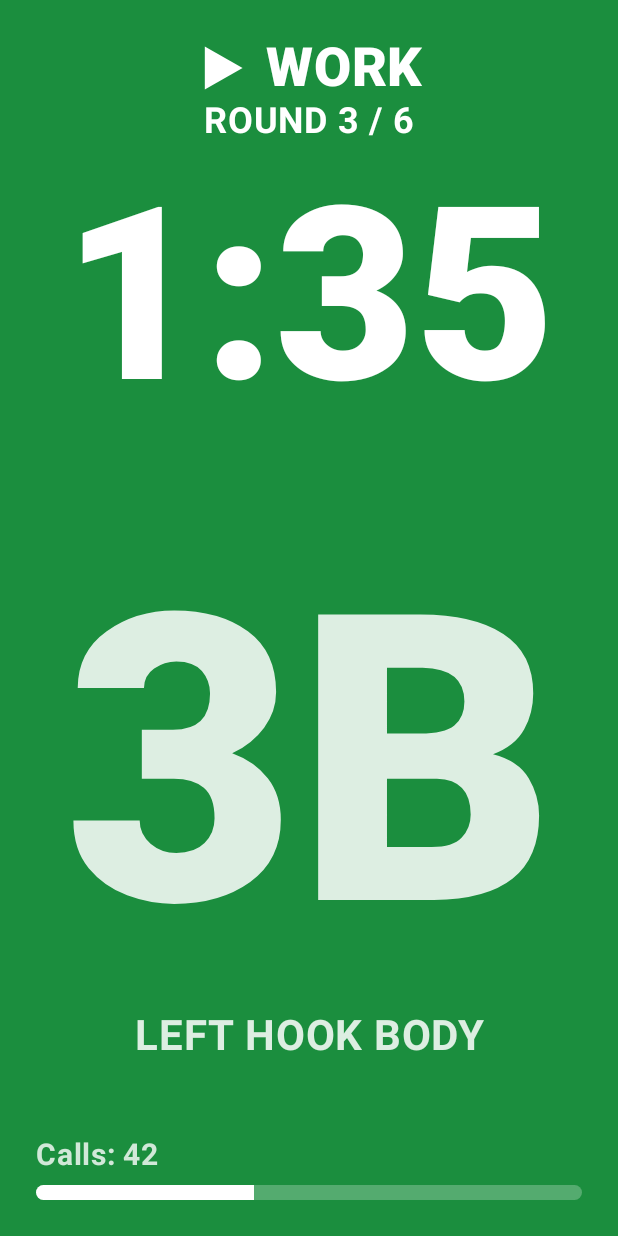
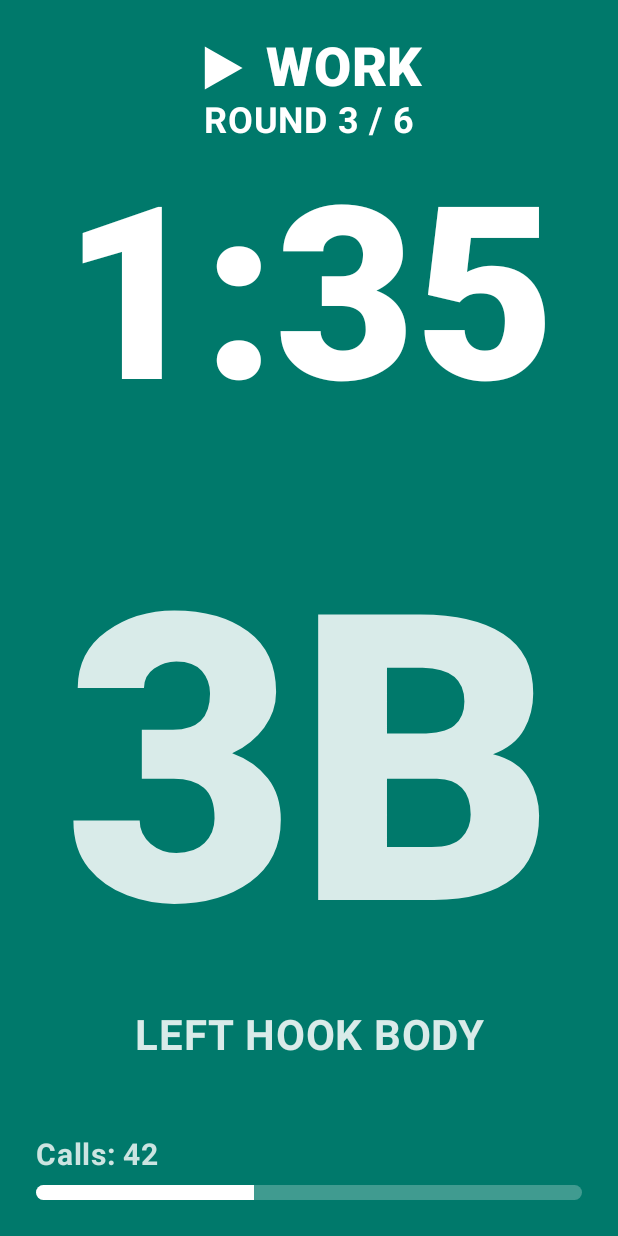
Before and after one commit to nick-orton/sholto, an Android app built with Jetpack Compose: the @Preview function CombinedScreenWorkPreview, on a phone screen of 412 x 824 dp. Run offline under Robolectric (Android 15) with nearby library versions, the phone set to English and light mode, and no system bars.

Commit message:
Make the phase palette safe for red-green colorblindness
Under simulated deuteranopia the work green and rest red were almost the
same (OKLab dE 3.3). A teal-leaning green and a brighter red keep every pair
at dE 10 or more under protan, deutan and tritan simulation, with white text
at 5.3:1 and 5.0:1.

Co-Authored-By: Claude Opus 5.5 <noreply@anthropic.com>

```diff
--- a/app/src/main/java/com/nickorton/sholto/ui/theme/Color.kt
+++ b/app/src/main/java/com/nickorton/sholto/ui/theme/Color.kt
@@ -3,10 +3,12 @@ package com.nickorton.sholto.ui.theme
 import androidx.compose.ui.graphics.Color
 
 // Phase palette from DESIGN.md §5.5. Each phase also has an icon and a label,
-// so color is never the only signal.
-val PhaseGreen = Color(0xFF1B8E3E)
+// so color is never the only signal. The green leans teal and the red is a
+// little brighter so the two stay apart with red-green colorblindness
+// (OKLab ΔE ≥ 10 for every pair under protan, deutan and tritan simulation).
+val PhaseGreen = Color(0xFF00796B)
 val PhaseYellow = Color(0xFFF2C200)
-val PhaseRed = Color(0xFFC62828)
+val PhaseRed = Color(0xFFD32F2F)
 val PhaseGrey = Color(0xFF37474F)
 
 /** Text and icons on green, red and grey. */
```
Also changed, not shown: 1 other file.
